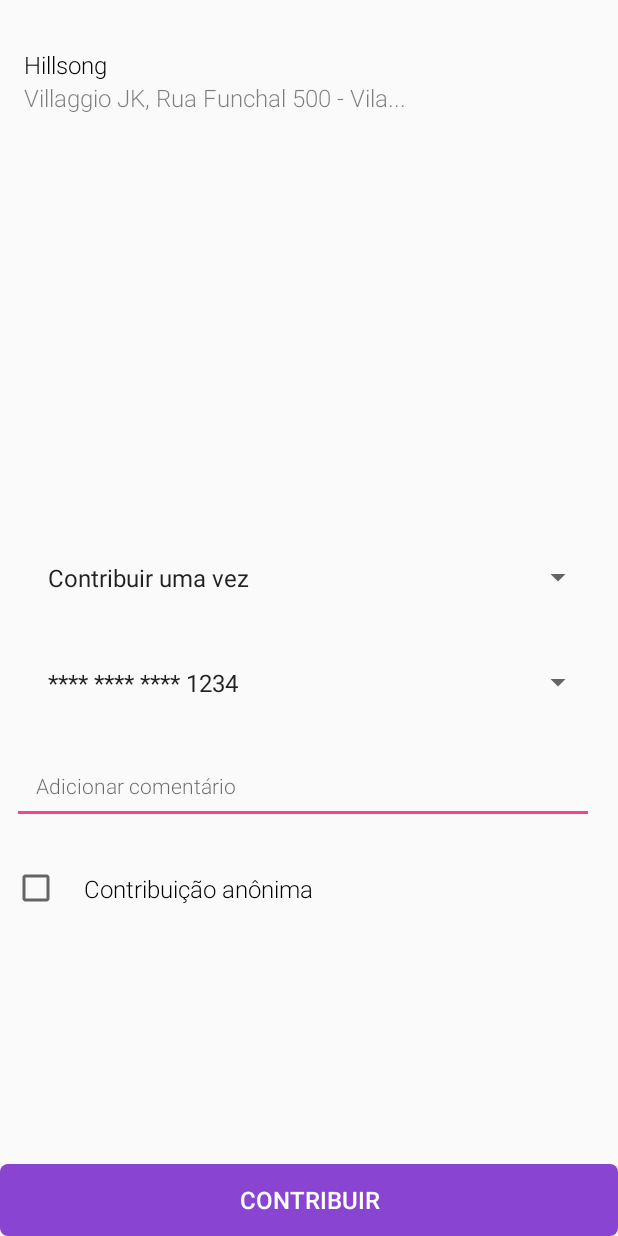
After one commit to lCavazzani/MySeeds, an Android app: the layout fragment_payment_confirmation.xml on its own in the app's theme, with its tools: preview values and no code run, on a phone screen of 412 x 824 dp. The commit adds this screen. Run offline under Robolectric (Android 15) with nearby library versions, the phone set to English and light mode, and no system bars.

Commit message:
confirmation_screen first layout

```diff
--- a/app/src/main/java/megaleios/com/myseeds/Domains/PaymentConfirm/Fragment/PaymentConfirmFragment.java
+++ b/app/src/main/java/megaleios/com/myseeds/Domains/PaymentConfirm/Fragment/PaymentConfirmFragment.java
@@ -1,8 +1,52 @@
 package megaleios.com.myseeds.Domains.PaymentConfirm.Fragment;
+
+import android.os.Bundle;
+import android.support.design.widget.TextInputEditText;
+import android.support.v4.app.Fragment;
+import android.view.LayoutInflater;
+import android.view.View;
+import android.view.ViewGroup;
+
+import butterknife.BindView;
+import butterknife.ButterKnife;
+import butterknife.OnClick;
+import butterknife.Unbinder;
+import megaleios.com.myseeds.R;
 
 /**
  * Created by MegaDev02 on 13/09/2017.
  */
 
-public class PaymentConfirmFragment {
+public class PaymentConfirmFragment extends Fragment {
+
+    @BindView(R.id.input_email)
+    TextInputEditText inputEmail;
+
+    Unbinder unbinder;
+
+    public PaymentConfirmFragment() {
+        // Required empty public constructor
+    }
+
+    @Override
+    public View onCreateView(LayoutInflater inflater, ViewGroup container,
+                             Bundle savedInstanceState) {
+
+        View view = inflater.inflate(R.layout.fragment_forgot, container, false);
+        unbinder = ButterKnife.bind(this, view);
+
+
+        return view;
+    }
+
+    @Override
+    public void onDestroyView() {
+        super.onDestroyView();
+        unbinder.unbind();
+    }
+
+    @OnClick(R.id.button_forgot)
+    public void callForgot() {
+
+    }
 }
--- a/app/src/main/res/layout/fragment_instituicao.xml
+++ b/app/src/main/res/layout/fragment_instituicao.xml
@@ -131,7 +131,7 @@
                 android:layout_marginStart="61dp"
                 android:layout_marginEnd="61dp"
                 android:layout_marginTop="24dp"
-                android:visibility="visible">
+                android:visibility="gone">
                 <TextView
                     android:layout_width="match_parent"
                     android:layout_height="wrap_content"
--- /dev/null
+++ b/app/src/main/res/layout/fragment_payment_confirmation.xml
@@ -0,0 +1,149 @@
+<?xml version="1.0" encoding="utf-8"?>
+<RelativeLayout xmlns:android="http://schemas.android.com/apk/res/android"
+    android:orientation="vertical" android:layout_width="match_parent"
+    android:layout_height="match_parent">
+    <ScrollView
+        android:layout_width="match_parent"
+        android:layout_height="match_parent">
+    <RelativeLayout
+        android:layout_width="match_parent"
+        android:layout_height="match_parent"
+        android:layout_alignParentTop="true"
+        android:layout_alignParentStart="true">
+        <LinearLayout
+            android:layout_width="match_parent"
+            android:layout_height="wrap_content"
+            android:id="@+id/headline"
+            android:orientation="vertical"
+            android:layout_marginTop="16dp"
+            android:padding="16dp">
+            <TextView
+                android:layout_width="wrap_content"
+                android:layout_height="wrap_content"
+                android:textSize="16sp"
+                android:fontFamily="sans-serif-light"
+                android:textStyle="normal"
+                android:textColor="#000000"
+                android:text="Hillsong"
+                android:id="@+id/textView4"
+                />
+            <TextView
+                android:layout_width="wrap_content"
+                android:layout_height="wrap_content"
+                android:textSize="16sp"
+                android:fontFamily="sans-serif-light"
+                android:textStyle="normal"
+                android:textColor="#80000000"
+                android:text="Villaggio JK, Rua Funchal 500 - Vila..."
+                android:layout_below="@+id/textView4"
+                />
+        </LinearLayout>
+        <LinearLayout
+            android:layout_width="match_parent"
+            android:layout_height="wrap_content"
+            android:id="@+id/content"
+            android:orientation="vertical"
+            android:layout_alignParentBottom="true"
+            android:layout_alignParentStart="true"
+            android:layout_below="@+id/headline">
+            <ListView
+                android:layout_width="match_parent"
+                android:layout_height="250dp" />
+
+
+            <Spinner
+                android:id="@+id/spinner_contribuir"
+                android:layout_width="match_parent"
+                android:layout_height="wrap_content"
+                android:fontFamily="sans-serif-light"
+                android:textColor="#80000000"
+                android:maxLines="1"
+                android:ellipsize="end"
+                android:textSize="14sp"
+                android:textStyle="normal"
+                android:entries="@array/contribuir"
+                android:layout_marginEnd="16dp"
+                android:layout_marginTop="16dp"
+                android:padding="16dp"
+                android:layout_marginStart="8dp" />
+            <Spinner
+                android:id="@+id/spinner_contribuir_tempo"
+                android:layout_width="match_parent"
+                android:layout_height="wrap_content"
+                android:fontFamily="sans-serif-light"
+                android:textColor="#80000000"
+                android:maxLines="1"
+                android:ellipsize="end"
+                android:textSize="14sp"
+                android:textStyle="normal"
+                android:entries="@array/contribuir_tempo"
+                android:layout_marginEnd="16dp"
+                android:layout_marginTop="16dp"
+                android:padding="16dp"
+                android:layout_marginStart="8dp"
+                android:visibility="gone"/>
+             <Spinner
+                android:id="@+id/spinner_cartoes"
+                android:layout_width="match_parent"
+                android:layout_height="wrap_content"
+                android:fontFamily="sans-serif-light"
+                android:textColor="#80000000"
+                android:maxLines="1"
+                android:ellipsize="end"
+                android:textSize="14sp"
+                android:textStyle="normal"
+                android:entries="@array/cartoes"
+                android:layout_marginEnd="16dp"
+                android:layout_marginTop="16dp"
+                android:padding="16dp"
+                android:layout_marginStart="8dp" />
+
+            <EditText
+                android:id="@+id/add_comentario"
+                android:layout_width="match_parent"
+                android:layout_height="wrap_content"
+                android:layout_marginEnd="16dp"
+                android:layout_marginStart="8dp"
+                android:layout_marginTop="16dp"
+                android:ellipsize="end"
+                android:fontFamily="sans-serif-light"
+                android:hint="Adicionar comentário"
+                android:maxLines="1"
+                android:padding="16dp"
+                android:textColor="#80000000"
+                android:textSize="14sp"
+                android:textStyle="normal" />
+
+            <CheckBox
+                android:id="@+id/check_terms"
+                android:layout_width="wrap_content"
+                android:layout_height="wrap_content"
+                android:textSize="16sp"
+                android:fontFamily="sans-serif-light"
+                android:textStyle="normal"
+                android:textColor="#000000"
+                android:layout_marginEnd="16dp"
+                android:layout_marginTop="16dp"
+                android:padding="16dp"
+                android:layout_marginStart="8dp"
+                android:text="Contribuição anônima"
+                android:layout_marginBottom="72dp"
+                />
+        </LinearLayout>
+
+    </RelativeLayout>
+    </ScrollView>
+    <Button
+        android:id="@+id/button_forgot"
+        android:layout_width="match_parent"
+        android:layout_height="wrap_content"
+        android:layout_marginTop="32dp"
+        android:background="@drawable/button_default"
+        android:fontFamily="sans-serif-medium"
+        android:text="CONTRIBUIR"
+        android:textAllCaps="false"
+        android:textColor="#ffffff"
+        android:textSize="16sp"
+        android:layout_alignParentBottom="true"
+        android:textStyle="normal" />
+</RelativeLayout>
--- /dev/null
+++ b/app/src/main/res/layout/listitem_payment_confirm.xml
@@ -0,0 +1,43 @@
+<?xml version="1.0" encoding="utf-8"?>
+<LinearLayout xmlns:android="http://schemas.android.com/apk/res/android"
+    android:orientation="vertical" android:layout_width="match_parent"
+    android:layout_height="match_parent">
+    <LinearLayout
+        android:layout_width="match_parent"
+        android:layout_height="wrap_content"
+        android:id="@+id/content"
+        android:layout_below="@id/headline"
+        android:orientation="vertical">
+        <LinearLayout
+            android:layout_width="match_parent"
+            android:layout_height="wrap_content"
+            android:orientation="horizontal"
+            android:layout_margin="16dp">
+
+            <TextView
+                android:id="@+id/textView6"
+                android:layout_width="wrap_content"
+                android:layout_height="wrap_content"
+                android:fontFamily="sans-serif-light"
+                android:text="Geral"
+                android:textColor="#000000"
+                android:textSize="16sp"
+                android:textStyle="normal"
+                android:layout_weight="1"
+                 />
+
+            <TextView
+                android:id="@+id/textView5"
+                android:layout_width="wrap_content"
+                android:layout_height="wrap_content"
+                android:fontFamily="sans-serif-light"
+                android:text="R$ 35,00"
+                android:textColor="#000000"
+                android:textSize="16sp"
+                android:textStyle="normal"
+                />
+        </LinearLayout>
+
+    </LinearLayout>
+
+</LinearLayout>
--- a/app/src/main/res/values/strings.xml
+++ b/app/src/main/res/values/strings.xml
@@ -12,4 +12,20 @@
         <item>Cidade 3</item>
     </string-array>
 
+
+    <string-array name="contribuir">
+        <item>Contribuir uma vez</item>
+        <item>Contribuir mensalmente</item>
+        <item>MContribuir semanalmente</item>
+    </string-array>
+    <string-array name="contribuir_tempo">
+        <item>Termino indefinido</item>
+        <item>Escolher data</item>
+    </string-array>
+
+    <string-array name="cartoes">
+        <item>**** **** **** 1234</item>
+        <item>**** **** **** 5734</item>
+    </string-array>
+
 </resources>
```
